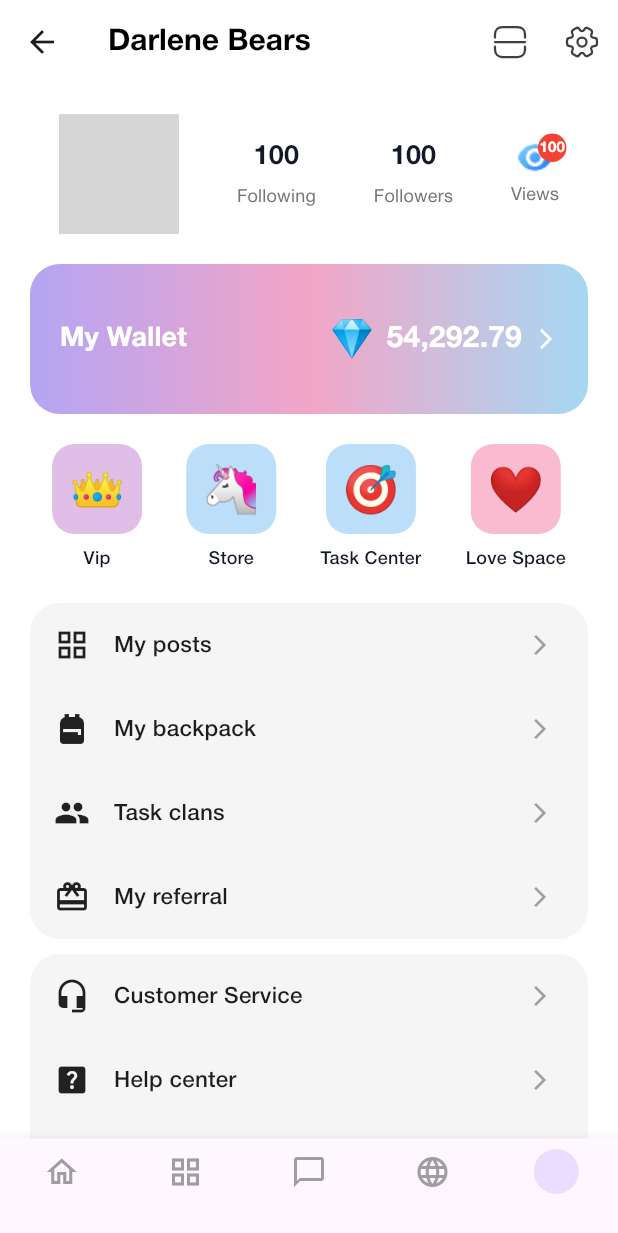
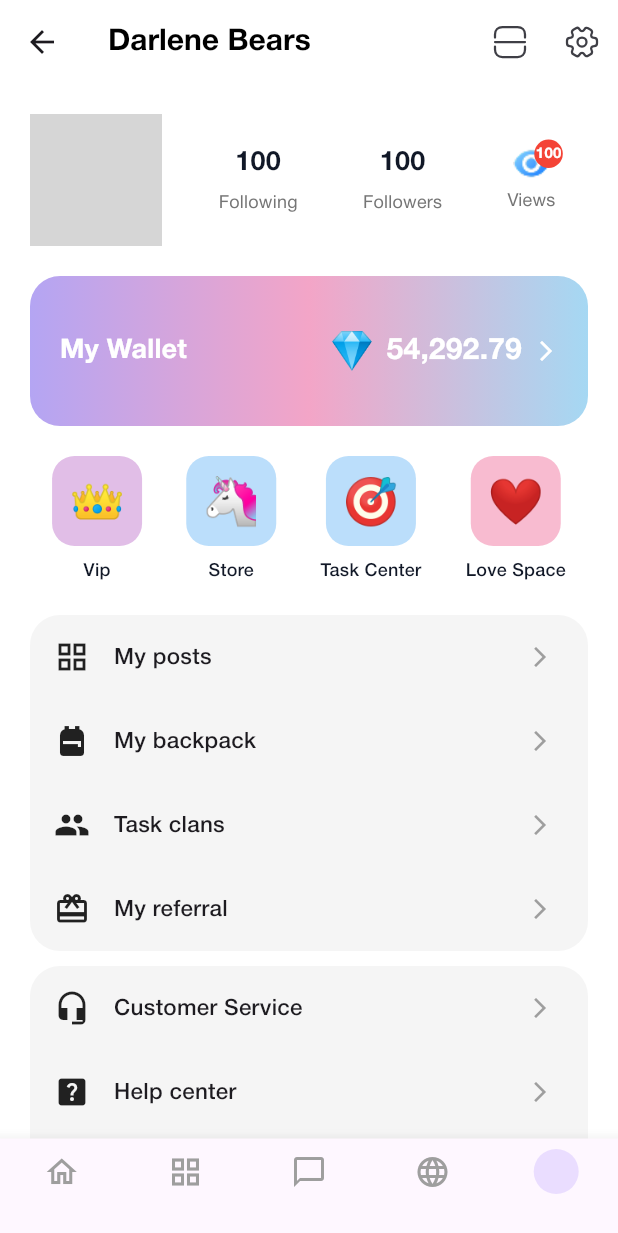
Before and after one commit to thang2k6adu/JT291-flutter-mobile, a Flutter app: the ProfileScreen screen opened directly, on a phone screen of 412 x 824 dp. Shown: the top 1233 px of the screen. Run offline on Flutter 3.47's test engine with Material 3 defaults, Android fonts, the phone set to English and light mode, and no system bars; our stand-ins replace carousel_slider, device_info_plus, dio, firebase_auth, firebase_core, flutter_riverpod and 7 more; missing offline and left inert: network_info_plus; accounts and stored records are empty; network calls fail; statements that could not run were skipped; project files that could hold a hidden picture were left out; grey boxes are pictures that could not be loaded.

Commit message:
refactor: profile header UI

```diff
--- a/lib/features/profile/widget/layout/profile_screen/profile_header.dart
+++ b/lib/features/profile/widget/layout/profile_screen/profile_header.dart
@@ -24,13 +24,13 @@ class ProfileHeader extends StatelessWidget {
     return Padding(
       padding: const EdgeInsets.all(20.0),
       child: Row(
-        mainAxisAlignment: MainAxisAlignment.spaceAround,
+        mainAxisAlignment: MainAxisAlignment.spaceBetween,
         children: [
           // Avatar
           GestureDetector(
             onTap: onAvatarTap,
             child: CircleAvatar(
-              radius: 40,
+              radius: 44,
               backgroundImage: avatarUrl.isNotEmpty
                   ? NetworkImage(avatarUrl)
                   : null,
@@ -40,8 +40,12 @@ class ProfileHeader extends StatelessWidget {
                   : null,
             ),
           ),
-
+          const SizedBox(width: 16),
           // Stats
+          Expanded(
+            child: Row(
+              mainAxisAlignment: MainAxisAlignment.spaceAround,
+              children: [
                 StatItem(count: followingCount.toString(), label: 'Following'),
                 StatItem(count: followersCount.toString(), label: 'Followers'),
 
@@ -49,7 +53,10 @@ class ProfileHeader extends StatelessWidget {
                 Stack(
                   clipBehavior: Clip.none,
                   children: [
-              StatItem(icon: Image.asset(AppIcons.eyePng), label: 'Views'),
+                    StatItem(
+                      icon: Image.asset(AppIcons.eyePng),
+                      label: 'Views',
+                    ),
                     if (viewsCount > 0)
                       Positioned(
                         right: -6,
@@ -74,6 +81,9 @@ class ProfileHeader extends StatelessWidget {
                 ),
               ],
             ),
+          ),
+        ],
+      ),
     );
   }
 }
```
Lines whose indentation alone changed are shown as unchanged.
